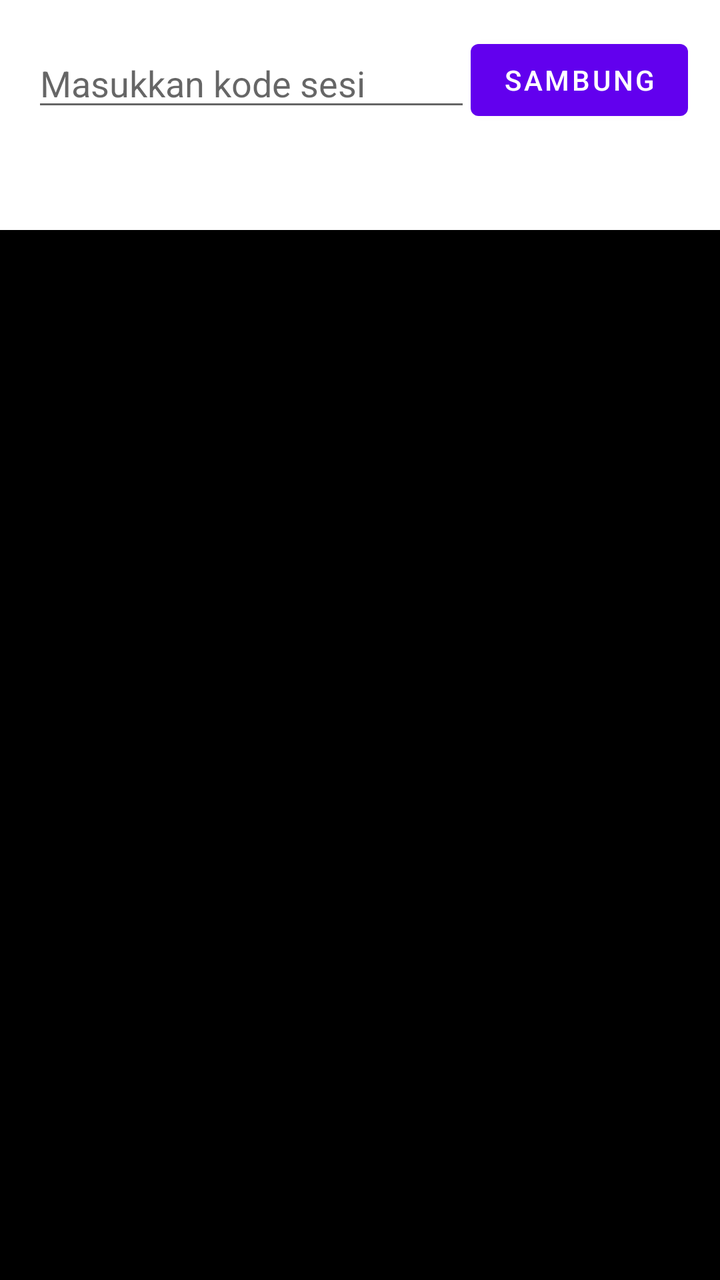
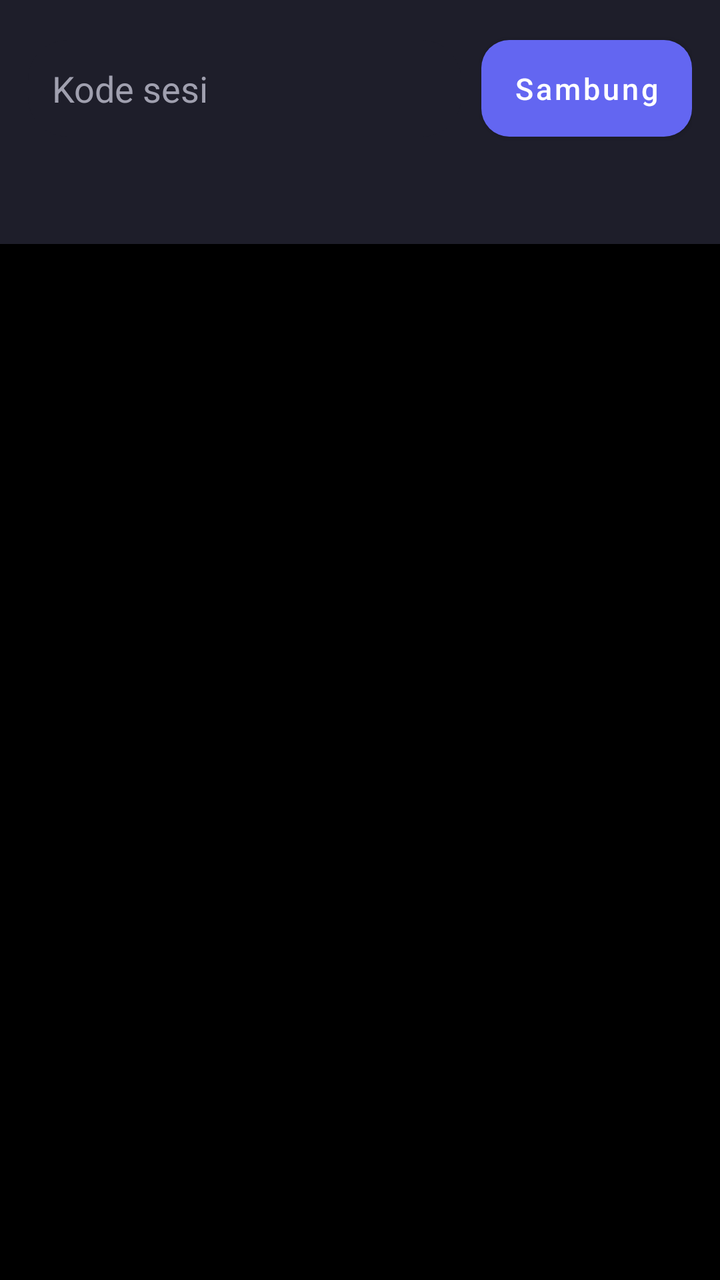

An Android layout rendered at two revisions. The XML below is the earlier revision; the diff shows what the commit changed to produce the second picture.
<!-- AndroidManifest.xml: application theme Theme.RemoteCtl -->
<!-- res/layout/activity_control.xml -->
<?xml version="1.0" encoding="utf-8"?>
<LinearLayout xmlns:android="http://schemas.android.com/apk/res/android"
    android:layout_width="match_parent"
    android:layout_height="match_parent"
    android:orientation="vertical">

    <LinearLayout
        android:id="@+id/inputRow"
        android:layout_width="match_parent"
        android:layout_height="wrap_content"
        android:orientation="horizontal"
        android:padding="16dp"
        android:gravity="center_vertical">

        <EditText
            android:id="@+id/editCode"
            android:layout_width="0dp"
            android:layout_height="wrap_content"
            android:layout_weight="1"
            android:hint="Masukkan kode sesi"
            android:inputType="number"
            android:maxLength="6" />

        <Button
            android:id="@+id/btnConnect"
            android:layout_width="wrap_content"
            android:layout_height="wrap_content"
            android:text="Sambung" />
    </LinearLayout>

    <TextView
        android:id="@+id/txtControlStatus"
        android:layout_width="match_parent"
        android:layout_height="wrap_content"
        android:padding="8dp"
        android:gravity="center" />

    <FrameLayout
        android:layout_width="match_parent"
        android:layout_height="0dp"
        android:layout_weight="1"
        android:background="#000000">

        <ImageView
            android:id="@+id/imgScreen"
            android:layout_width="match_parent"
            android:layout_height="match_parent"
            android:scaleType="fitCenter"
            android:contentDescription="@null" />
    </FrameLayout>

</LinearLayout>
<!-- resources referenced by this layout -->
<resources>
  <style name="Theme.RemoteCtl" parent="Theme.MaterialComponents.DayNight.NoActionBar" />
</resources>

<!-- the commit's change to res/layout/activity_control.xml (unified diff, before → after) -->
@@ -2,6 +2,7 @@
 <LinearLayout xmlns:android="http://schemas.android.com/apk/res/android"
     android:layout_width="match_parent"
     android:layout_height="match_parent"
+    android:background="@color/bg"
     android:orientation="vertical">
 
     <LinearLayout
@@ -9,7 +10,8 @@
         android:layout_width="match_parent"
         android:layout_height="wrap_content"
         android:orientation="horizontal"
-        android:padding="16dp"
+        android:background="@color/surface"
+        android:padding="14dp"
         android:gravity="center_vertical">
 
         <EditText
@@ -17,12 +19,18 @@
             android:layout_width="0dp"
             android:layout_height="wrap_content"
             android:layout_weight="1"
-            android:hint="Masukkan kode sesi"
+            android:layout_marginEnd="10dp"
+            android:background="@drawable/bg_card"
+            android:padding="12dp"
+            android:hint="Kode sesi"
+            android:textColorHint="@color/text_secondary"
+            android:textColor="@color/text_primary"
             android:inputType="number"
             android:maxLength="6" />
 
-        <Button
+        <com.google.android.material.button.MaterialButton
             android:id="@+id/btnConnect"
+            style="@style/RoundedButton"
             android:layout_width="wrap_content"
             android:layout_height="wrap_content"
             android:text="Sambung" />
@@ -32,7 +40,10 @@
         android:id="@+id/txtControlStatus"
         android:layout_width="match_parent"
         android:layout_height="wrap_content"
+        android:background="@color/surface"
         android:padding="8dp"
+        android:textColor="@color/text_secondary"
+        android:textSize="13sp"
         android:gravity="center" />
 
     <FrameLayout
<!-- resource entries referenced after the edit -->
@@ -1,5 +1,32 @@
 <!-- resources referenced by this layout -->
 <resources>
-  <style name="Theme.RemoteCtl" parent="Theme.MaterialComponents.DayNight.NoActionBar" />
+  <color name="bg">#12121A</color>
+  <color name="surface">#1E1E2A</color>
+  <color name="text_primary">#F0F0F5</color>
+  <color name="text_secondary">#A0A0AF</color>
+  <!-- drawable bg_card (drawable) -->
+  <?xml version="1.0" encoding="utf-8"?>
+  <shape xmlns:android="http://schemas.android.com/apk/res/android" android:shape="rectangle">
+      <solid android:color="@color/surface" />
+      <corners android:radius="20dp" />
+  </shape>
+  <style name="RoundedButton" parent="Widget.MaterialComponents.Button">
+          <item name="cornerRadius">14dp</item>
+          <item name="android:textAllCaps">false</item>
+          <item name="android:textSize">15sp</item>
+          <item name="android:paddingTop">14dp</item>
+          <item name="android:paddingBottom">14dp</item>
+          <item name="backgroundTint">@color/primary</item>
+      </style>
+  <style name="Theme.RemoteCtl" parent="Theme.MaterialComponents.DayNight.NoActionBar">
+          <item name="colorPrimary">@color/primary</item>
+          <item name="colorPrimaryDark">@color/primary_dark</item>
+          <item name="colorAccent">@color/primary</item>
+          <item name="android:windowBackground">@color/bg</item>
+          <item name="android:textColorPrimary">@color/text_primary</item>
+          <item name="android:textColorSecondary">@color/text_secondary</item>
+      </style>
+  <color name="primary">#6366F1</color>
+  <color name="primary_dark">#4F52DD</color>
 </resources>
 
